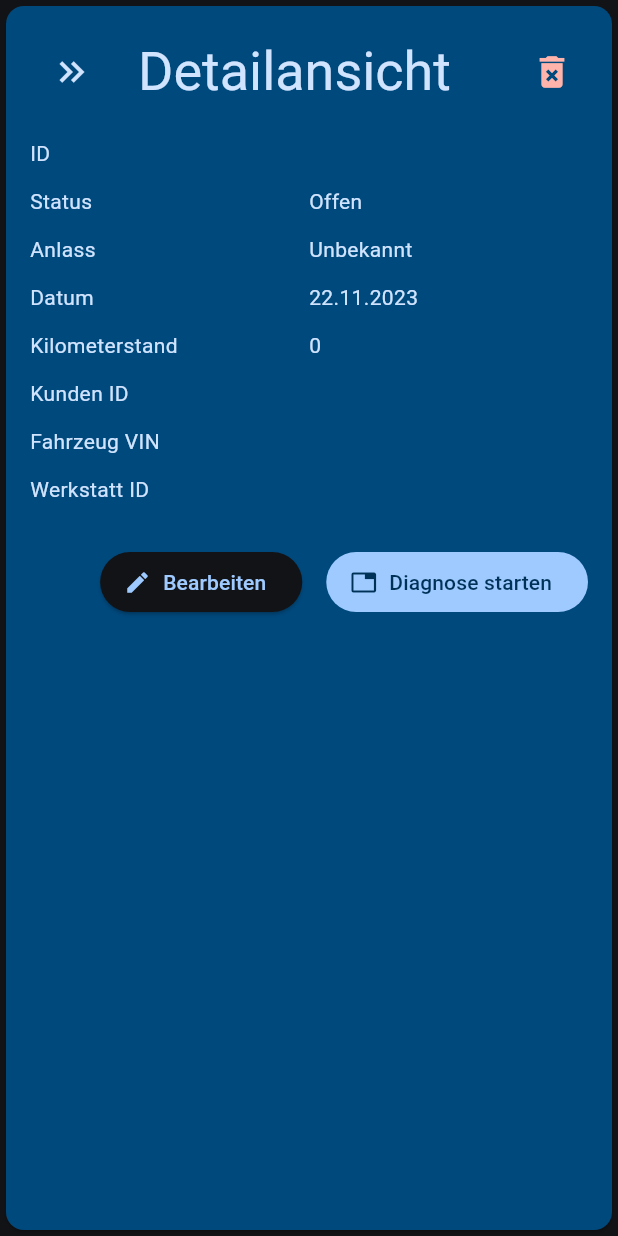
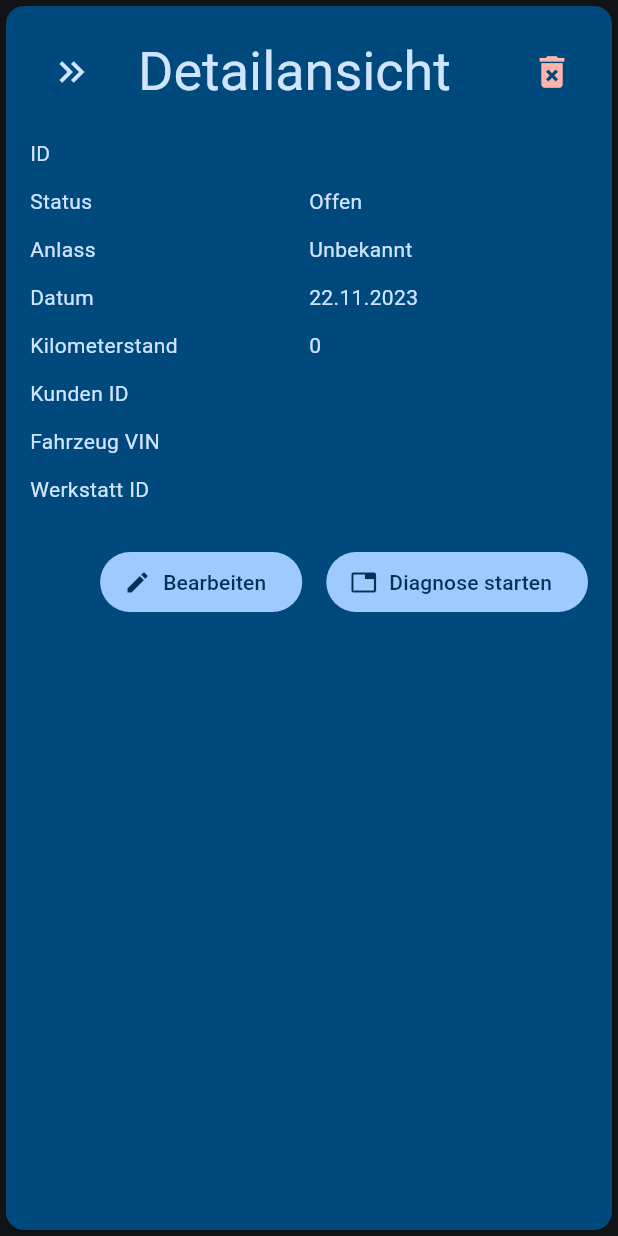
Before and after one commit to LMIS-AG/AW40-hub-docker, a Flutter app: the DesktopCaseDetailView widget shown alone on an empty page, opened directly with empty values, on a phone screen of 412 x 824 dp. Run offline on Flutter 3.47's test engine with Material 2 defaults, Android fonts, the phone set to English and light mode, and no system bars; our stand-ins replace easy_localization, flutter_secure_storage, routemaster, webview_flutter; missing offline and left inert: easy_localization_loader, easy_logger, enum_to_string, universal_html; accounts and stored records are empty; generated files the repository leaves out were written again; statements that could not run were skipped.

Commit message:
Pass styles to IconButtons

```diff
--- a/frontend/app/lib/views/case_detail_view.dart
+++ b/frontend/app/lib/views/case_detail_view.dart
@@ -171,7 +171,9 @@ class _DesktopCaseDetailViewState extends State<DesktopCaseDetailView> {
                   IconButton(
                     icon: const Icon(Icons.delete_forever),
                     iconSize: 28,
-                    color: Theme.of(context).colorScheme.error,
+                    style: IconButton.styleFrom(
+                      foregroundColor: colorScheme.error,
+                    ),
                     onPressed: widget.onDelete,
                   ),
                 ],
@@ -204,7 +206,7 @@ class _DesktopCaseDetailViewState extends State<DesktopCaseDetailView> {
               Row(
                 mainAxisAlignment: MainAxisAlignment.end,
                 children: [
-                  ElevatedButton.icon(
+                  FilledButton.icon(
                     icon: const Icon(Icons.edit),
                     label: Text(tr("general.edit")),
                     onPressed: () async {
@@ -229,7 +231,7 @@ class _DesktopCaseDetailViewState extends State<DesktopCaseDetailView> {
                       // TODO step 3: wait for a succesfull response
                       // TODO step 4: "automatically" navigate to detail view of the freshly created diagnosis
                     },
-                  )
+                  ),
                 ],
               )
             ],
--- a/frontend/app/lib/views/diagnosis_detail_view.dart
+++ b/frontend/app/lib/views/diagnosis_detail_view.dart
@@ -138,7 +138,9 @@ class _DesktopDiagnosisDetailView extends State<DesktopDiagnosisDetailView> {
                   IconButton(
                     icon: const Icon(Icons.delete_forever),
                     iconSize: 28,
-                    color: Theme.of(context).colorScheme.error,
+                    style: IconButton.styleFrom(
+                      foregroundColor: colorScheme.error,
+                    ),
                     onPressed: widget.onDelete,
                   ),
                 ],
```
